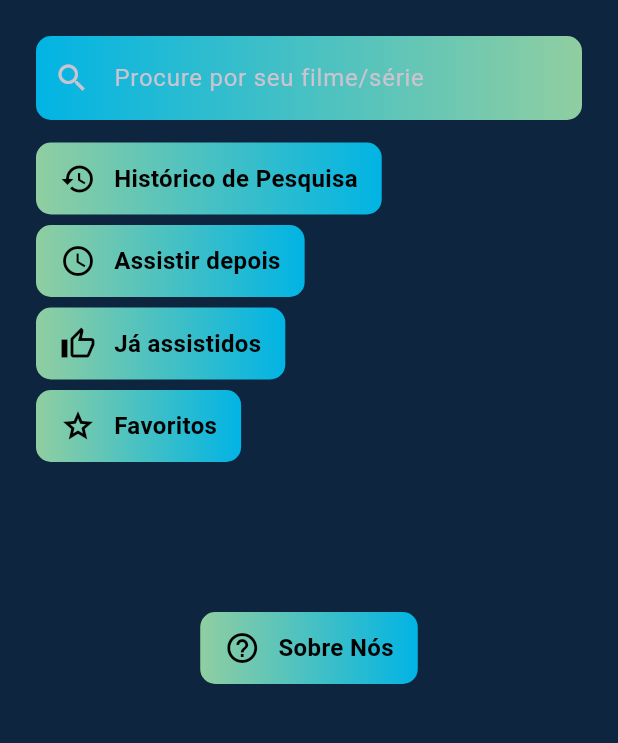
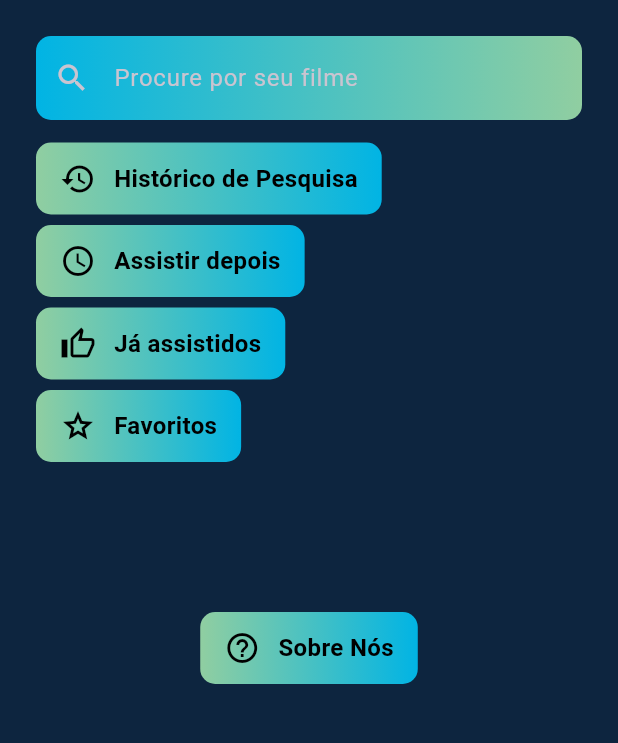
Before and after one commit to ArmandoGT/Flutter-API-Catalog, a Flutter app: the screen it shows after launch, on a phone screen of 412 x 824 dp, the part 351-1094 px from its top. Run offline on Flutter 3.47's test engine with Material 3 defaults, Android fonts, the light colour scheme and no system bars; our stand-ins replace flutter_svg, shared_preferences.

Commit message:
intText Search

```diff
--- a/lib/screens/home_screen.dart
+++ b/lib/screens/home_screen.dart
@@ -107,7 +107,7 @@ class _HomeScreenState extends State<HomeScreen> {
                     }
                   },
                   decoration: InputDecoration(
-                    hintText: 'Procure por seu filme/série',
+                    hintText: 'Procure por seu filme',
                     prefixIcon: const Icon(Icons.search),
                     border: OutlineInputBorder(
                       borderRadius: BorderRadius.circular(10),
```
Also changed, not shown: 1 other file.
